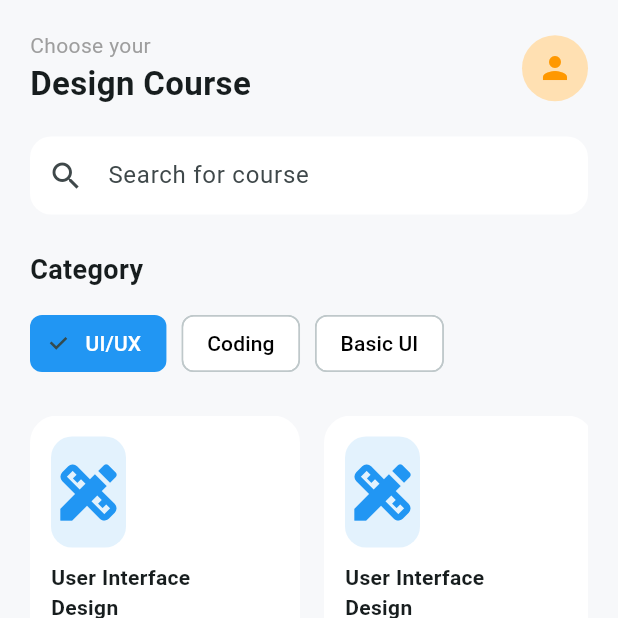
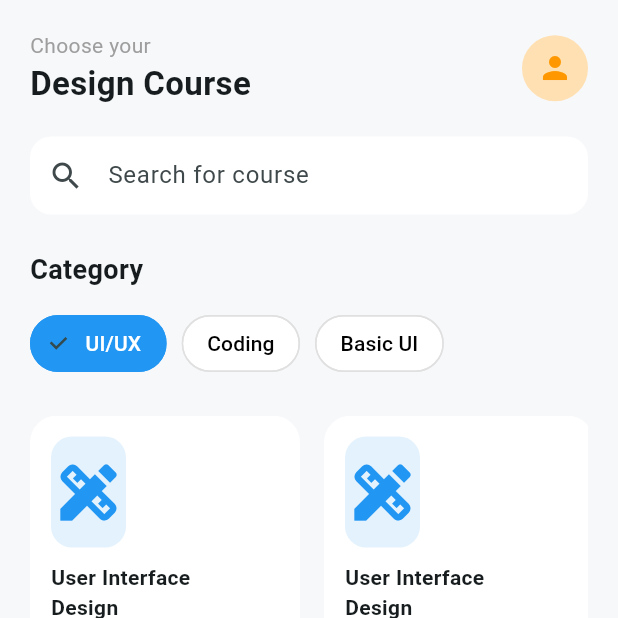
Before and after one commit to fran72/buen_design, a Flutter app: the AdeslasPage screen opened by its route, on a phone screen of 412 x 824 dp, the top half of it. Run offline on Flutter 3.47's test engine with Material 3 defaults, Android fonts, the phone set to English and light mode, and no system bars; our stand-ins replace bloc, percent_indicator.

Commit message:
adeslas con bordes redondeados

```diff
--- a/lib/pages/adeslas.dart
+++ b/lib/pages/adeslas.dart
@@ -139,6 +139,11 @@ class _CategoriesState extends State<_Categories> {
             selected: selected,
             selectedColor: Colors.blue,
             backgroundColor: Colors.white,
+            shape: StadiumBorder(
+              side: BorderSide(
+                color: selected ? Colors.blue : Colors.grey.shade300,
+              ),
+            ),
             labelStyle: TextStyle(
               color: selected ? Colors.white : Colors.black,
             ),
```
